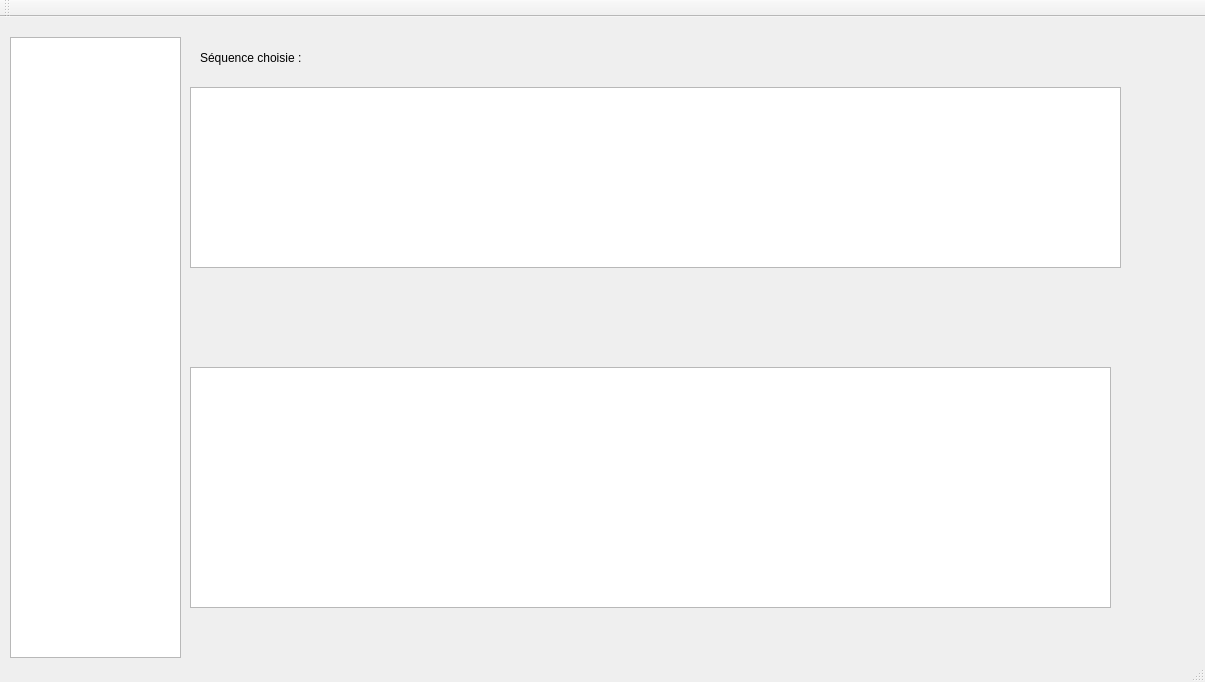
This is mainwindow.ui in mtparet/PecsQt as Qt 5 draws it before an edit. The edited form follows.
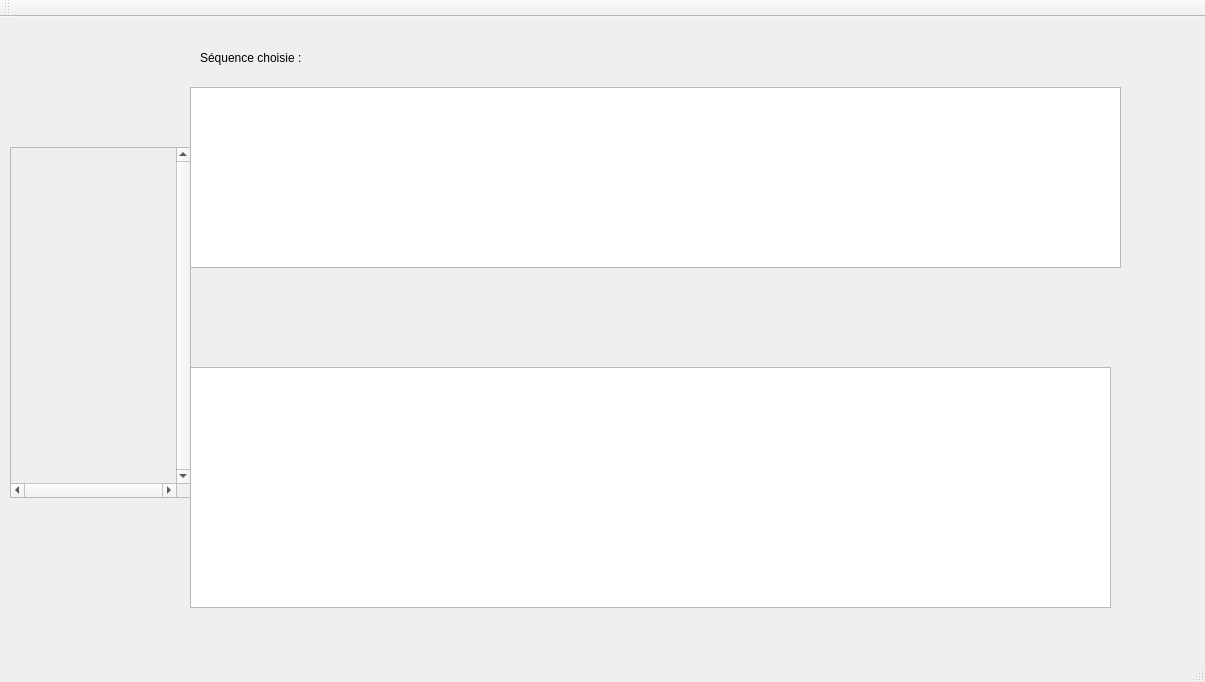
This is the edited form. Custom widgets are drawn as their Qt base class.

What changed in the file:
```diff
--- a/mainwindow.ui
+++ b/mainwindow.ui
@@ -34,16 +34,6 @@
      </rect>
     </property>
    </widget>
-   <widget class="QListView" name="listView">
-    <property name="geometry">
-     <rect>
-      <x>10</x>
-      <y>20</y>
-      <width>171</width>
-      <height>621</height>
-     </rect>
-    </property>
-   </widget>
    <widget class="QLabel" name="label">
     <property name="geometry">
      <rect>
@@ -57,6 +47,49 @@
      <string>Séquence choisie :</string>
     </property>
    </widget>
+   <widget class="QScrollArea" name="scrollArea">
+    <property name="geometry">
+     <rect>
+      <x>10</x>
+      <y>130</y>
+      <width>181</width>
+      <height>351</height>
+     </rect>
+    </property>
+    <property name="verticalScrollBarPolicy">
+     <enum>Qt::ScrollBarAlwaysOn</enum>
+    </property>
+    <property name="horizontalScrollBarPolicy">
+     <enum>Qt::ScrollBarAlwaysOn</enum>
+    </property>
+    <property name="widgetResizable">
+     <bool>true</bool>
+    </property>
+    <widget class="QWidget" name="scrollAreaWidgetContents">
+     <property name="enabled">
+      <bool>true</bool>
+     </property>
+     <property name="geometry">
+      <rect>
+       <x>0</x>
+       <y>0</y>
+       <width>162</width>
+       <height>332</height>
+      </rect>
+     </property>
+    </widget>
+   </widget>
+   <widget class="QWidget" name="verticalLayoutWidget">
+    <property name="geometry">
+     <rect>
+      <x>210</x>
+      <y>260</y>
+      <width>160</width>
+      <height>80</height>
+     </rect>
+    </property>
+    <layout class="QVBoxLayout" name="verticalLayout"/>
+   </widget>
   </widget>
   <widget class="QMenuBar" name="menuBar">
    <property name="geometry">
```
